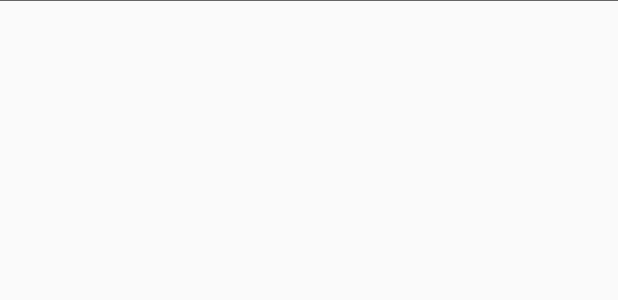
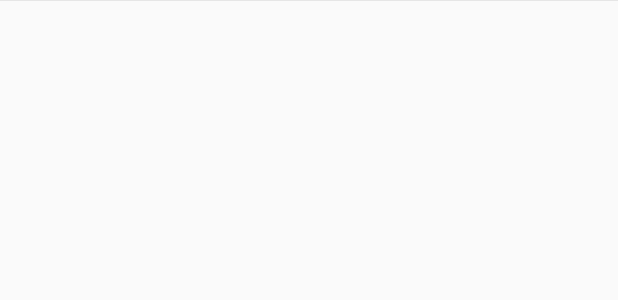
Before and after one commit to linminglu/cai, an Android app: the layout item_line.xml on its own in the app's theme, with its tools: preview values and no code run, on a phone screen of 412 x 824 dp. Shown: the top 300 px of the screen. Run offline under Robolectric (Android 15) with nearby library versions, the phone set to English and light mode, and no system bars.

Commit message:
修改 分割线颜色尺寸

```diff
--- a/app/src/main/res/layout/item_line.xml
+++ b/app/src/main/res/layout/item_line.xml
@@ -1,7 +1,7 @@
 <?xml version="1.0" encoding="utf-8"?>
 <View xmlns:android="http://schemas.android.com/apk/res/android"
               android:layout_width="match_parent"
-              android:layout_height="0.5dp"
-    android:background="@color/shen_grey">
+              android:layout_height="@dimen/common_divider_line"
+    android:background="@color/line">
 
 </View>
--- a/app/src/main/res/layout/item_line_vertical.xml
+++ b/app/src/main/res/layout/item_line_vertical.xml
@@ -1,7 +1,6 @@
 <?xml version="1.0" encoding="utf-8"?>
 <View xmlns:android="http://schemas.android.com/apk/res/android"
-              android:layout_width="0.5dp"
+              android:layout_width="@dimen/common_divider_line"
               android:layout_height="match_parent"
-    android:background="@color/shen_grey">
-
+    android:background="@color/line">
 </View>
```
